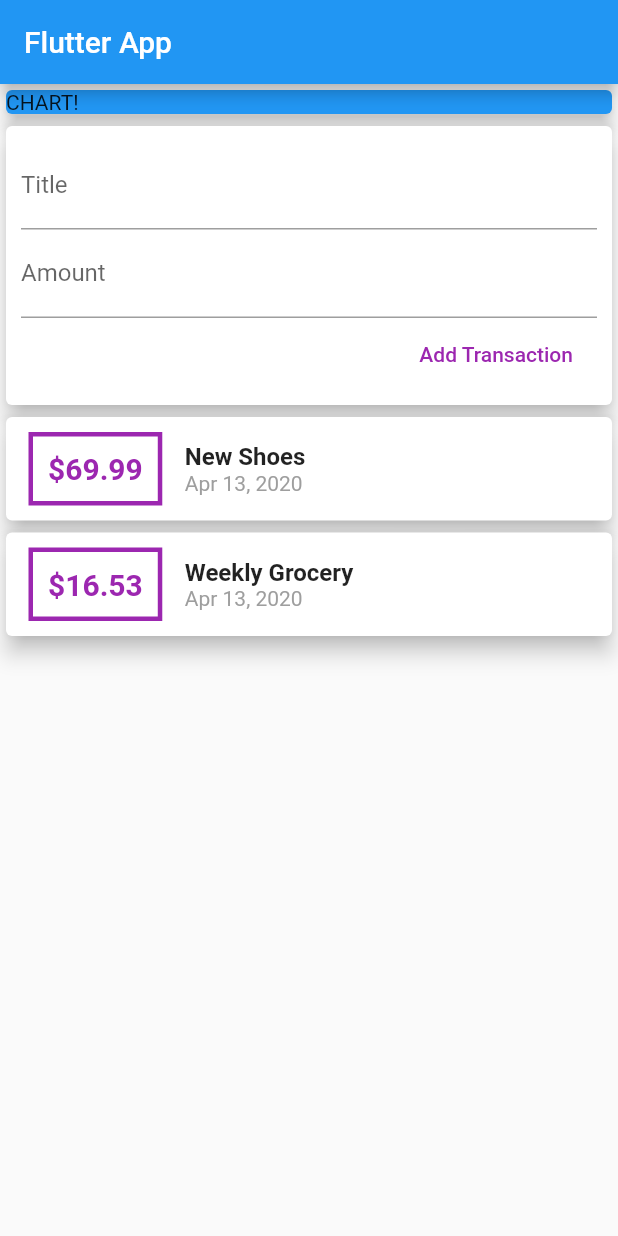
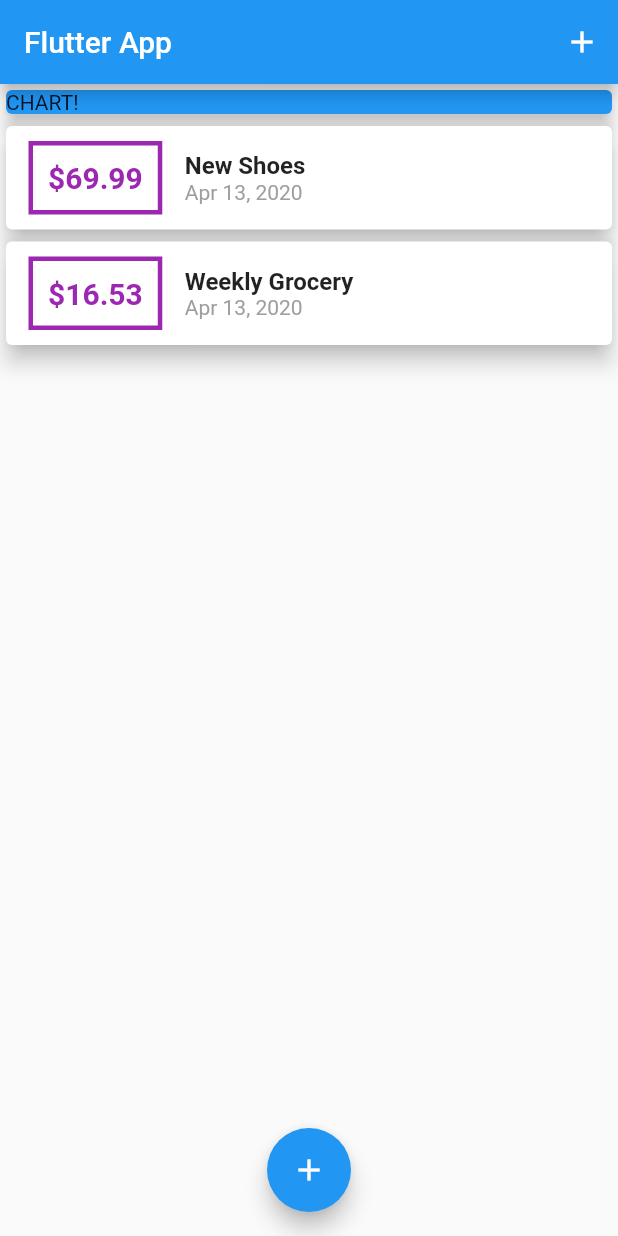
Before and after one commit to lakshitha-deshapriya/Expense-Tracking-App, a Flutter app: the screen it shows after launch, on a phone screen of 412 x 824 dp. Run offline on Flutter 3.47's test engine with Material 2 defaults, Android fonts, the phone set to English and light mode, and no system bars.

Commit message:
Add transactin in new window

```diff
--- a/lib/main.dart
+++ b/lib/main.dart
@@ -1,7 +1,7 @@
-import 'package:expense_app/widgets/user_transaction.dart';
-
+import './models/transaction.dart';
 import './widgets/new_transaction.dart';
 import './widgets/transaction_list.dart';
+
 import 'package:flutter/material.dart';
 
 void main() => runApp(MyApp());
@@ -16,12 +16,53 @@ class MyApp extends StatelessWidget {
   }
 }
 
-class MyHomePage extends StatelessWidget {
+class MyHomePage extends StatefulWidget {
+  @override
+  _MyHomePageState createState() => _MyHomePageState();
+}
+
+class _MyHomePageState extends State<MyHomePage> {
+  final List<Transaction> _transactions = [
+    Transaction(
+        id: 't1', title: 'New Shoes', amount: 69.99, date: DateTime.now()),
+    Transaction(
+        id: 't2', title: 'Weekly Grocery', amount: 16.53, date: DateTime.now()),
+  ];
+
+  void _addNewTransaction(String title, double amount) {
+    final newTrans = Transaction(
+        id: DateTime.now().toString(),
+        title: title,
+        amount: amount,
+        date: DateTime.now());
+
+    setState(() {
+      _transactions.add(newTrans);
+    });
+  }
+
+  void _startAddNewTransaction(BuildContext context) {
+    showModalBottomSheet(
+        context: context,
+        builder: (_) {
+          return GestureDetector(
+            onTap: () {},
+            child: NewTransaction(_addNewTransaction),
+            behavior: HitTestBehavior.opaque,
+          );
+        });
+  }
+
   @override
   Widget build(BuildContext context) {
     return Scaffold(
       appBar: AppBar(
         title: Text('Flutter App'),
+        actions: <Widget>[
+          IconButton(
+              icon: Icon(Icons.add),
+              onPressed: () => _startAddNewTransaction(context)),
+        ],
       ),
       body: SingleChildScrollView(
         child: Column(
@@ -35,9 +76,15 @@ class MyHomePage extends StatelessWidget {
                 elevation: 5,
               ),
             ),
-              UserTransactions(),
+            TransactionList(_transactions),
           ],
         ),
-        ));
+      ),
+      floatingActionButtonLocation: FloatingActionButtonLocation.centerFloat,
+      floatingActionButton: FloatingActionButton(
+        child: Icon(Icons.add),
+        onPressed: () => _startAddNewTransaction(context),
+      ),
+    );
   }
 }
--- a/lib/widgets/user_transaction.dart
+++ /dev/null
@@ -1,41 +0,0 @@
-import '../models/transaction.dart';
-
-import '../widgets/new_transaction.dart';
-import '../widgets/transaction_list.dart';
-import 'package:flutter/material.dart';
-
-class UserTransactions extends StatefulWidget {
-  @override
-  _UserTransactionsState createState() => _UserTransactionsState();
-}
-
-class _UserTransactionsState extends State<UserTransactions> {
-  final List<Transaction> _transactions = [
-    Transaction(
-        id: 't1', title: 'New Shoes', amount: 69.99, date: DateTime.now()),
-    Transaction(
-        id: 't2', title: 'Weekly Grocery', amount: 16.53, date: DateTime.now()),
-  ];
-
-  void _addNewTransaction(String title, double amount) {
-    final newTrans = Transaction(
-        id: DateTime.now().toString(),
-        title: title,
-        amount: amount,
-        date: DateTime.now());
-
-    setState(() {
-      _transactions.add(newTrans);
-    });
-  }
-
-  @override
-  Widget build(BuildContext context) {
-    return Column(
-      children: <Widget>[
-        NewTransaction(_addNewTransaction),
-        TransactionList(_transactions),
-      ],
-    );
-  }
-}
```
Lines whose indentation alone changed are shown as unchanged.
